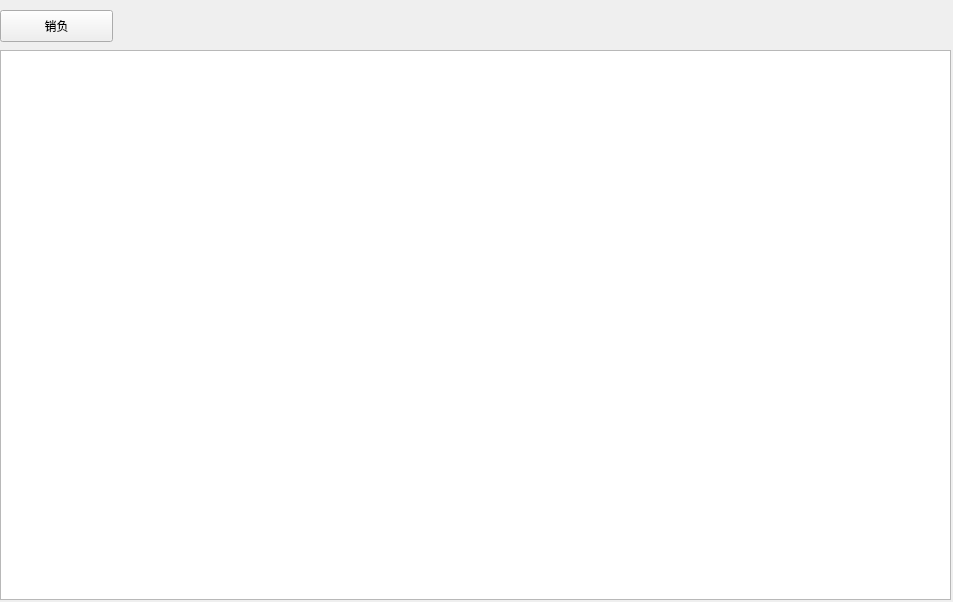
Old version of the form View/buy/ui/ui_write_off_query.ui in the repository zgj0607/Py-store.
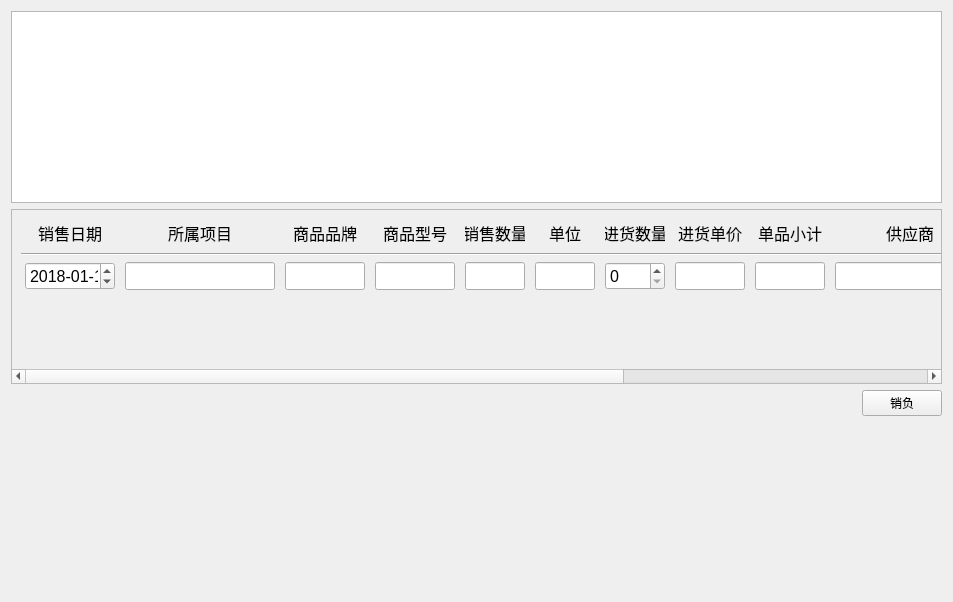
New version of the form.

Commit message: 调整进货逻辑，合并进货和退货，调整库存明细记录方法，增加进货明细导出

Diff of the .ui file:
```diff
--- a/View/buy/ui/ui_write_off_query.ui
+++ b/View/buy/ui/ui_write_off_query.ui
@@ -13,38 +13,817 @@
   <property name="windowTitle">
    <string>销负信息</string>
   </property>
-  <widget class="QPushButton" name="writeOffButton">
-   <property name="geometry">
-    <rect>
-     <x>0</x>
-     <y>10</y>
-     <width>113</width>
-     <height>32</height>
-    </rect>
-   </property>
-   <property name="text">
-    <string>销负</string>
-   </property>
-  </widget>
-  <widget class="QTableView" name="write_off_table">
-   <property name="geometry">
-    <rect>
-     <x>0</x>
-     <y>50</y>
-     <width>951</width>
-     <height>550</height>
-    </rect>
-   </property>
-   <property name="selectionBehavior">
-    <enum>QAbstractItemView::SelectRows</enum>
-   </property>
-   <property name="sortingEnabled">
-    <bool>true</bool>
-   </property>
-   <attribute name="verticalHeaderVisible">
-    <bool>false</bool>
-   </attribute>
-  </widget>
+  <layout class="QVBoxLayout" name="verticalLayout">
+   <item>
+    <widget class="QTableView" name="write_off_table">
+     <property name="editTriggers">
+      <set>QAbstractItemView::NoEditTriggers</set>
+     </property>
+     <property name="selectionBehavior">
+      <enum>QAbstractItemView::SelectRows</enum>
+     </property>
+     <property name="sortingEnabled">
+      <bool>true</bool>
+     </property>
+     <attribute name="verticalHeaderVisible">
+      <bool>false</bool>
+     </attribute>
+    </widget>
+   </item>
+   <item>
+    <widget class="QScrollArea" name="scrollArea">
+     <property name="widgetResizable">
+      <bool>true</bool>
+     </property>
+     <widget class="QWidget" name="scrollAreaWidgetContents">
+      <property name="geometry">
+       <rect>
+        <x>0</x>
+        <y>0</y>
+        <width>1400</width>
+        <height>145</height>
+       </rect>
+      </property>
+      <property name="minimumSize">
+       <size>
+        <width>1400</width>
+        <height>0</height>
+       </size>
+      </property>
+      <property name="maximumSize">
+       <size>
+        <width>1400</width>
+        <height>16777215</height>
+       </size>
+      </property>
+      <layout class="QVBoxLayout" name="verticalLayout_2">
+       <item>
+        <layout class="QHBoxLayout" name="horizontalLayout_2">
+         <item>
+          <widget class="QLabel" name="label_2">
+           <property name="minimumSize">
+            <size>
+             <width>90</width>
+             <height>28</height>
+            </size>
+           </property>
+           <property name="maximumSize">
+            <size>
+             <width>90</width>
+             <height>28</height>
+            </size>
+           </property>
+           <property name="font">
+            <font>
+             <pointsize>12</pointsize>
+            </font>
+           </property>
+           <property name="text">
+            <string>销售日期</string>
+           </property>
+           <property name="alignment">
+            <set>Qt::AlignCenter</set>
+           </property>
+          </widget>
+         </item>
+         <item>
+          <widget class="QLabel" name="label_14">
+           <property name="minimumSize">
+            <size>
+             <width>150</width>
+             <height>28</height>
+            </size>
+           </property>
+           <property name="maximumSize">
+            <size>
+             <width>150</width>
+             <height>28</height>
+            </size>
+           </property>
+           <property name="font">
+            <font>
+             <pointsize>12</pointsize>
+            </font>
+           </property>
+           <property name="text">
+            <string>所属项目</string>
+           </property>
+           <property name="alignment">
+            <set>Qt::AlignCenter</set>
+           </property>
+          </widget>
+         </item>
+         <item>
+          <widget class="QLabel" name="label_13">
+           <property name="minimumSize">
+            <size>
+             <width>80</width>
+             <height>28</height>
+            </size>
+           </property>
+           <property name="maximumSize">
+            <size>
+             <width>80</width>
+             <height>28</height>
+            </size>
+           </property>
+           <property name="font">
+            <font>
+             <pointsize>12</pointsize>
+            </font>
+           </property>
+           <property name="text">
+            <string>商品品牌</string>
+           </property>
+           <property name="alignment">
+            <set>Qt::AlignCenter</set>
+           </property>
+          </widget>
+         </item>
+         <item>
+          <widget class="QLabel" name="label_12">
+           <property name="minimumSize">
+            <size>
+             <width>80</width>
+             <height>28</height>
+            </size>
+           </property>
+           <property name="maximumSize">
+            <size>
+             <width>80</width>
+             <height>28</height>
+            </size>
+           </property>
+           <property name="font">
+            <font>
+             <pointsize>12</pointsize>
+            </font>
+           </property>
+           <property name="text">
+            <string>商品型号</string>
+           </property>
+           <property name="alignment">
+            <set>Qt::AlignCenter</set>
+           </property>
+          </widget>
+         </item>
+         <item>
+          <widget class="QLabel" name="label_11">
+           <property name="minimumSize">
+            <size>
+             <width>60</width>
+             <height>28</height>
+            </size>
+           </property>
+           <property name="maximumSize">
+            <size>
+             <width>60</width>
+             <height>28</height>
+            </size>
+           </property>
+           <property name="font">
+            <font>
+             <pointsize>12</pointsize>
+            </font>
+           </property>
+           <property name="text">
+            <string>销售数量</string>
+           </property>
+           <property name="alignment">
+            <set>Qt::AlignCenter</set>
+           </property>
+          </widget>
+         </item>
+         <item>
+          <widget class="QLabel" name="label_10">
+           <property name="minimumSize">
+            <size>
+             <width>60</width>
+             <height>28</height>
+            </size>
+           </property>
+           <property name="maximumSize">
+            <size>
+             <width>60</width>
+             <height>28</height>
+            </size>
+           </property>
+           <property name="font">
+            <font>
+             <pointsize>12</pointsize>
+            </font>
+           </property>
+           <property name="text">
+            <string>单位</string>
+           </property>
+           <property name="alignment">
+            <set>Qt::AlignCenter</set>
+           </property>
+          </widget>
+         </item>
+         <item>
+          <widget class="QLabel" name="label">
+           <property name="minimumSize">
+            <size>
+             <width>60</width>
+             <height>28</height>
+            </size>
+           </property>
+           <property name="maximumSize">
+            <size>
+             <width>60</width>
+             <height>28</height>
+            </size>
+           </property>
+           <property name="font">
+            <font>
+             <pointsize>12</pointsize>
+            </font>
+           </property>
+           <property name="text">
+            <string>进货数量</string>
+           </property>
+           <property name="alignment">
+            <set>Qt::AlignCenter</set>
+           </property>
+          </widget>
+         </item>
+         <item>
+          <widget class="QLabel" name="label_9">
+           <property name="minimumSize">
+            <size>
+             <width>70</width>
+             <height>28</height>
+            </size>
+           </property>
+           <property name="maximumSize">
+            <size>
+             <width>70</width>
+             <height>28</height>
+            </size>
+           </property>
+           <property name="font">
+            <font>
+             <pointsize>12</pointsize>
+            </font>
+           </property>
+           <property name="text">
+            <string>进货单价</string>
+           </property>
+           <property name="alignment">
+            <set>Qt::AlignCenter</set>
+           </property>
+          </widget>
+         </item>
+         <item>
+          <widget class="QLabel" name="label_8">
+           <property name="minimumSize">
+            <size>
+             <width>70</width>
+             <height>28</height>
+            </size>
+           </property>
+           <property name="maximumSize">
+            <size>
+             <width>70</width>
+             <height>28</height>
+            </size>
+           </property>
+           <property name="font">
+            <font>
+             <pointsize>12</pointsize>
+            </font>
+           </property>
+           <property name="text">
+            <string>单品小计</string>
+           </property>
+           <property name="alignment">
+            <set>Qt::AlignCenter</set>
+           </property>
+          </widget>
+         </item>
+         <item>
+          <widget class="QLabel" name="label_7">
+           <property name="minimumSize">
+            <size>
+             <width>150</width>
+             <height>28</height>
+            </size>
+           </property>
+           <property name="maximumSize">
+            <size>
+             <width>150</width>
+             <height>28</height>
+            </size>
+           </property>
+           <property name="font">
+            <font>
+             <pointsize>12</pointsize>
+            </font>
+           </property>
+           <property name="text">
+            <string>供应商</string>
+           </property>
+           <property name="alignment">
+            <set>Qt::AlignCenter</set>
+           </property>
+          </widget>
+         </item>
+         <item>
+          <widget class="QLabel" name="label_6">
+           <property name="minimumSize">
+            <size>
+             <width>80</width>
+             <height>28</height>
+            </size>
+           </property>
+           <property name="maximumSize">
+            <size>
+             <width>80</width>
+             <height>28</height>
+            </size>
+           </property>
+           <property name="font">
+            <font>
+             <pointsize>12</pointsize>
+            </font>
+           </property>
+           <property name="text">
+            <string>付款金额</string>
+           </property>
+           <property name="alignment">
+            <set>Qt::AlignCenter</set>
+           </property>
+          </widget>
+         </item>
+         <item>
+          <widget class="QLabel" name="label_5">
+           <property name="minimumSize">
+            <size>
+             <width>80</width>
+             <height>28</height>
+            </size>
+           </property>
+           <property name="maximumSize">
+            <size>
+             <width>80</width>
+             <height>28</height>
+            </size>
+           </property>
+           <property name="font">
+            <font>
+             <pointsize>12</pointsize>
+            </font>
+           </property>
+           <property name="text">
+            <string>未付金额</string>
+           </property>
+           <property name="alignment">
+            <set>Qt::AlignCenter</set>
+           </property>
+          </widget>
+         </item>
+         <item>
+          <widget class="QLabel" name="label_4">
+           <property name="minimumSize">
+            <size>
+             <width>100</width>
+             <height>28</height>
+            </size>
+           </property>
+           <property name="maximumSize">
+            <size>
+             <width>100</width>
+             <height>28</height>
+            </size>
+           </property>
+           <property name="font">
+            <font>
+             <pointsize>12</pointsize>
+            </font>
+           </property>
+           <property name="text">
+            <string>付款方式</string>
+           </property>
+           <property name="alignment">
+            <set>Qt::AlignCenter</set>
+           </property>
+          </widget>
+         </item>
+         <item>
+          <widget class="QLabel" name="label_3">
+           <property name="minimumSize">
+            <size>
+             <width>100</width>
+             <height>28</height>
+            </size>
+           </property>
+           <property name="maximumSize">
+            <size>
+             <width>100</width>
+             <height>28</height>
+            </size>
+           </property>
+           <property name="font">
+            <font>
+             <pointsize>12</pointsize>
+            </font>
+           </property>
+           <property name="text">
+            <string>备注</string>
+           </property>
+           <property name="alignment">
+            <set>Qt::AlignCenter</set>
+           </property>
+          </widget>
+         </item>
+        </layout>
+       </item>
+       <item>
+        <widget class="Line" name="line">
+         <property name="orientation">
+          <enum>Qt::Horizontal</enum>
+         </property>
+        </widget>
+       </item>
+       <item>
+        <layout class="QHBoxLayout" name="horizontalLayout_4">
+         <item>
+          <widget class="QDateEdit" name="buy_date">
+           <property name="minimumSize">
+            <size>
+             <width>90</width>
+             <height>28</height>
+            </size>
+           </property>
+           <property name="maximumSize">
+            <size>
+             <width>90</width>
+             <height>28</height>
+            </size>
+           </property>
+           <property name="font">
+            <font>
+             <pointsize>12</pointsize>
+            </font>
+           </property>
+           <property name="displayFormat">
+            <string>yyyy-MM-dd</string>
+           </property>
+           <property name="date">
+            <date>
+             <year>2018</year>
+             <month>1</month>
+             <day>15</day>
+            </date>
+           </property>
+          </widget>
+         </item>
+         <item>
+          <widget class="QLineEdit" name="service">
+           <property name="minimumSize">
+            <size>
+             <width>150</width>
+             <height>28</height>
+            </size>
+           </property>
+           <property name="maximumSize">
+            <size>
+             <width>150</width>
+             <height>28</height>
+            </size>
+           </property>
+           <property name="font">
+            <font>
+             <pointsize>12</pointsize>
+            </font>
+           </property>
+           <property name="readOnly">
+            <bool>true</bool>
+           </property>
+          </widget>
+         </item>
+         <item>
+          <widget class="QLineEdit" name="brand">
+           <property name="minimumSize">
+            <size>
+             <width>80</width>
+             <height>28</height>
+            </size>
+           </property>
+           <property name="maximumSize">
+            <size>
+             <width>80</width>
+             <height>28</height>
+            </size>
+           </property>
+           <property name="font">
+            <font>
+             <pointsize>12</pointsize>
+            </font>
+           </property>
+          </widget>
+         </item>
+         <item>
+          <widget class="QLineEdit" name="model">
+           <property name="minimumSize">
+            <size>
+             <width>80</width>
+             <height>28</height>
+            </size>
+           </property>
+           <property name="maximumSize">
+            <size>
+             <width>80</width>
+             <height>28</height>
+            </size>
+           </property>
+           <property name="font">
+            <font>
+             <pointsize>12</pointsize>
+            </font>
+           </property>
+          </widget>
+         </item>
+         <item>
+          <widget class="QLineEdit" name="sale_number">
+           <property name="minimumSize">
+            <size>
+             <width>60</width>
+             <height>28</height>
+            </size>
+           </property>
+           <property name="maximumSize">
+            <size>
+             <width>60</width>
+             <height>28</height>
+            </size>
+           </property>
+           <property name="font">
+            <font>
+             <pointsize>12</pointsize>
+            </font>
+           </property>
+           <property name="readOnly">
+            <bool>true</bool>
+           </property>
+          </widget>
+         </item>
+         <item>
+          <widget class="QLineEdit" name="unit">
+           <property name="minimumSize">
+            <size>
+             <width>60</width>
+             <height>28</height>
+            </size>
+           </property>
+           <property name="maximumSize">
+            <size>
+             <width>60</width>
+             <height>28</height>
+            </size>
+           </property>
+           <property name="font">
+            <font>
+             <pointsize>12</pointsize>
+            </font>
+           </property>
+           <property name="readOnly">
+            <bool>true</bool>
+           </property>
+          </widget>
+         </item>
+         <item>
+          <widget class="QSpinBox" name="buy_number">
+           <property name="minimumSize">
+            <size>
+             <width>60</width>
+             <height>28</height>
+            </size>
+           </property>
+           <property name="maximumSize">
+            <size>
+             <width>60</width>
+             <height>28</height>
+            </size>
+           </property>
+           <property name="font">
+            <font>
+             <pointsize>12</pointsize>
+            </font>
+           </property>
+          </widget>
+         </item>
+         <item>
+          <widget class="QLineEdit" name="price">
+           <property name="minimumSize">
+            <size>
+             <width>70</width>
+             <height>28</height>
+            </size>
+           </property>
+           <property name="maximumSize">
+            <size>
+             <width>70</width>
+             <height>28</height>
+            </size>
+           </property>
+           <property name="font">
+            <font>
+             <pointsize>12</pointsize>
+            </font>
+           </property>
+          </widget>
+         </item>
+         <item>
+          <widget class="QLineEdit" name="total">
+           <property name="minimumSize">
+            <size>
+             <width>70</width>
+             <height>28</height>
+            </size>
+           </property>
+           <property name="maximumSize">
+            <size>
+             <width>70</width>
+             <height>28</height>
+            </size>
+           </property>
+           <property name="font">
+            <font>
+             <pointsize>12</pointsize>
+            </font>
+           </property>
+           <property name="readOnly">
+            <bool>true</bool>
+           </property>
+          </widget>
+         </item>
+         <item>
+          <widget class="QLineEdit" name="supplier">
+           <property name="minimumSize">
+            <size>
+             <width>150</width>
+             <height>28</height>
+            </size>
+           </property>
+           <property name="maximumSize">
+            <size>
+             <width>150</width>
+             <height>28</height>
+            </size>
+           </property>
+           <property name="font">
+            <font>
+             <pointsize>12</pointsize>
+            </font>
+           </property>
+          </widget>
+         </item>
+         <item>
+          <widget class="QLineEdit" name="paid">
+           <property name="minimumSize">
+            <size>
+             <width>80</width>
+             <height>28</height>
+            </size>
+           </property>
+           <property name="maximumSize">
+            <size>
+             <width>80</width>
+             <height>28</height>
+            </size>
+           </property>
+           <property name="font">
+            <font>
+             <pointsize>12</pointsize>
+            </font>
+           </property>
+          </widget>
+         </item>
+         <item>
+          <widget class="QLineEdit" name="unpaid">
+           <property name="minimumSize">
+            <size>
+             <width>80</width>
+             <height>28</height>
+            </size>
+           </property>
+           <property name="maximumSize">
+            <size>
+             <width>80</width>
+             <height>28</height>
+            </size>
+           </property>
+           <property name="font">
+            <font>
+             <pointsize>12</pointsize>
+            </font>
+           </property>
+           <property name="readOnly">
+            <bool>true</bool>
+           </property>
+          </widget>
+         </item>
+         <item>
+          <widget class="QComboBox" name="payment">
+           <property name="minimumSize">
+            <size>
+             <width>100</width>
+             <height>28</height>
+            </size>
+           </property>
+           <property name="maximumSize">
+            <size>
+             <width>100</width>
+             <height>28</height>
+            </size>
+           </property>
+           <property name="font">
+            <font>
+             <pointsize>12</pointsize>
+            </font>
+           </property>
+          </widget>
+         </item>
+         <item>
+          <widget class="QLineEdit" name="note">
+           <property name="minimumSize">
+            <size>
+             <width>100</width>
+             <height>28</height>
+            </size>
+           </property>
+           <property name="maximumSize">
+            <size>
+             <width>100</width>
+             <height>28</height>
+            </size>
+           </property>
+           <property name="font">
+            <font>
+             <pointsize>12</pointsize>
+            </font>
+           </property>
+          </widget>
+         </item>
+        </layout>
+       </item>
+       <item>
+        <spacer name="verticalSpacer_2">
+         <property name="orientation">
+          <enum>Qt::Vertical</enum>
+         </property>
+         <property name="sizeHint" stdset="0">
+          <size>
+           <width>20</width>
+           <height>40</height>
+          </size>
+         </property>
+        </spacer>
+       </item>
+      </layout>
+     </widget>
+    </widget>
+   </item>
+   <item>
+    <layout class="QHBoxLayout" name="horizontalLayout">
+     <item>
+      <spacer name="horizontalSpacer">
+       <property name="orientation">
+        <enum>Qt::Horizontal</enum>
+       </property>
+       <property name="sizeHint" stdset="0">
+        <size>
+         <width>40</width>
+         <height>20</height>
+        </size>
+       </property>
+      </spacer>
+     </item>
+     <item>
+      <widget class="QPushButton" name="writeOffButton">
+       <property name="text">
+        <string>销负</string>
+       </property>
+      </widget>
+     </item>
+    </layout>
+   </item>
+   <item>
+    <spacer name="verticalSpacer">
+     <property name="orientation">
+      <enum>Qt::Vertical</enum>
+     </property>
+     <property name="sizeHint" stdset="0">
+      <size>
+       <width>20</width>
+       <height>40</height>
+      </size>
+     </property>
+    </spacer>
+   </item>
+  </layout>
  </widget>
  <resources/>
  <connections/>
```
Left out of the diff: 19 changed lines with no effect on the pictures. The commit also changes 51 other files.
